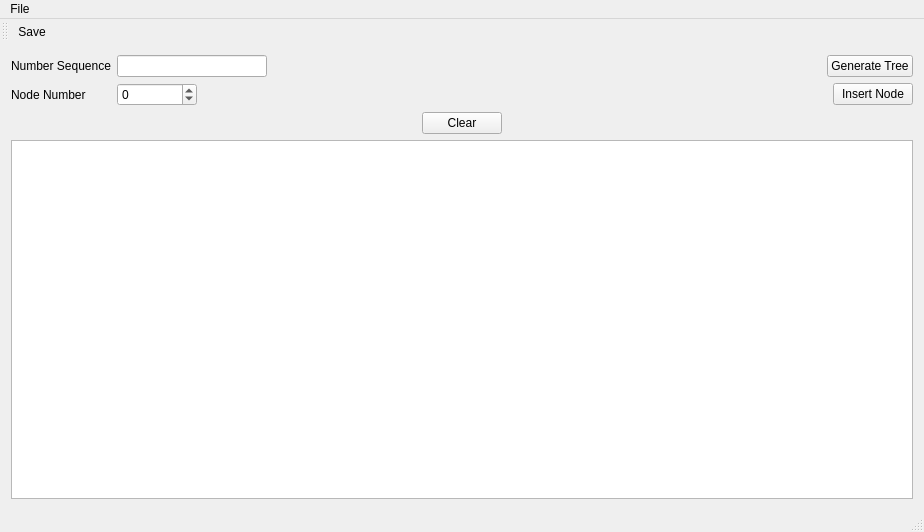
Before: the Qt Designer form BinarySearchTreeVisualizer/mainwindow.ui in yknishidate/BinarySearchTreeVisualizer, drawn with Qt 5.
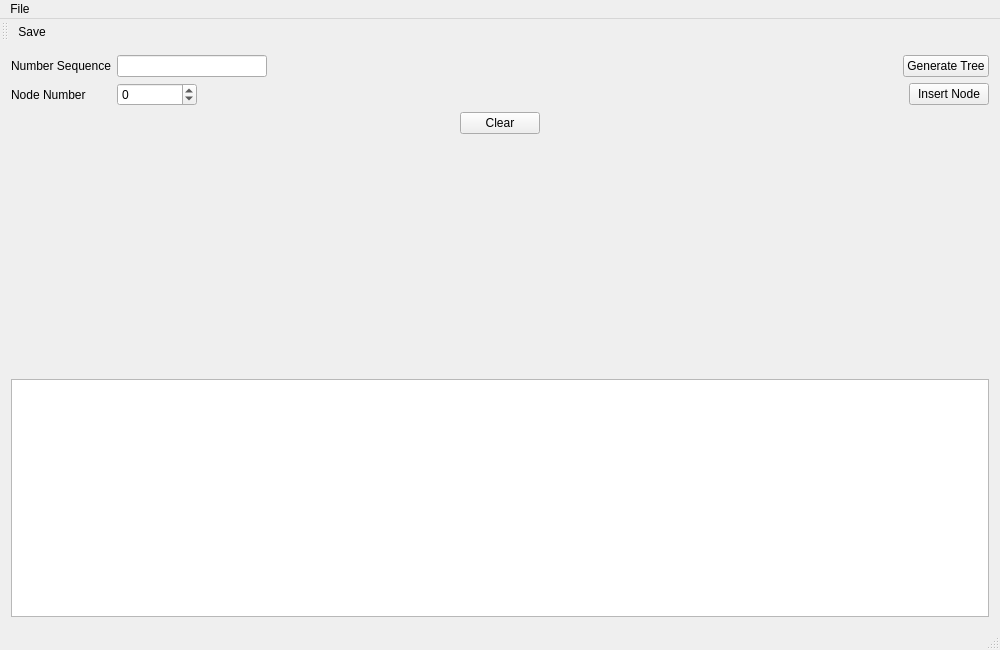
After: the same form once the commit is applied. Icons and pictures are not drawn. Custom widgets are drawn as their Qt base class.

Diff of the .ui file:
```diff
--- a/BinarySearchTreeVisualizer/mainwindow.ui
+++ b/BinarySearchTreeVisualizer/mainwindow.ui
@@ -6,8 +6,8 @@
    <rect>
     <x>0</x>
     <y>0</y>
-    <width>924</width>
-    <height>532</height>
+    <width>1000</width>
+    <height>650</height>
    </rect>
   </property>
   <property name="font">
@@ -172,6 +172,19 @@
         </item>
        </layout>
       </item>
+      <item>
+       <spacer name="verticalSpacer">
+        <property name="orientation">
+         <enum>Qt::Vertical</enum>
+        </property>
+        <property name="sizeHint" stdset="0">
+         <size>
+          <width>20</width>
+          <height>40</height>
+         </size>
+        </property>
+       </spacer>
+      </item>
       <item>
        <widget class="Console" name="console">
         <property name="font">
@@ -194,7 +207,7 @@
     <rect>
      <x>0</x>
      <y>0</y>
-     <width>924</width>
+     <width>1000</width>
      <height>20</height>
     </rect>
    </property>
```
